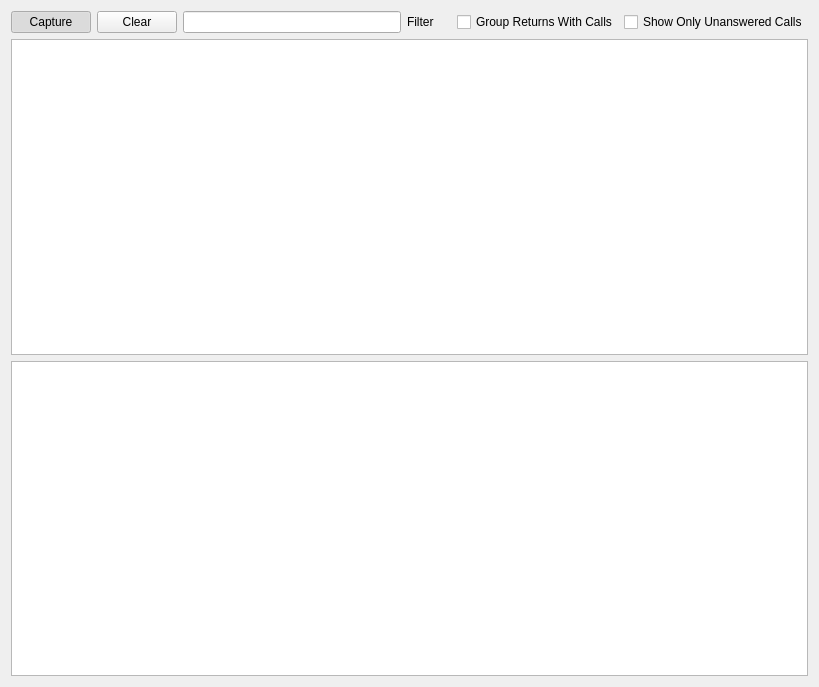
Before: the Qt Designer form utilities/analyzerpart/mainwidget.ui in KDE/dferry, drawn with Qt 5.
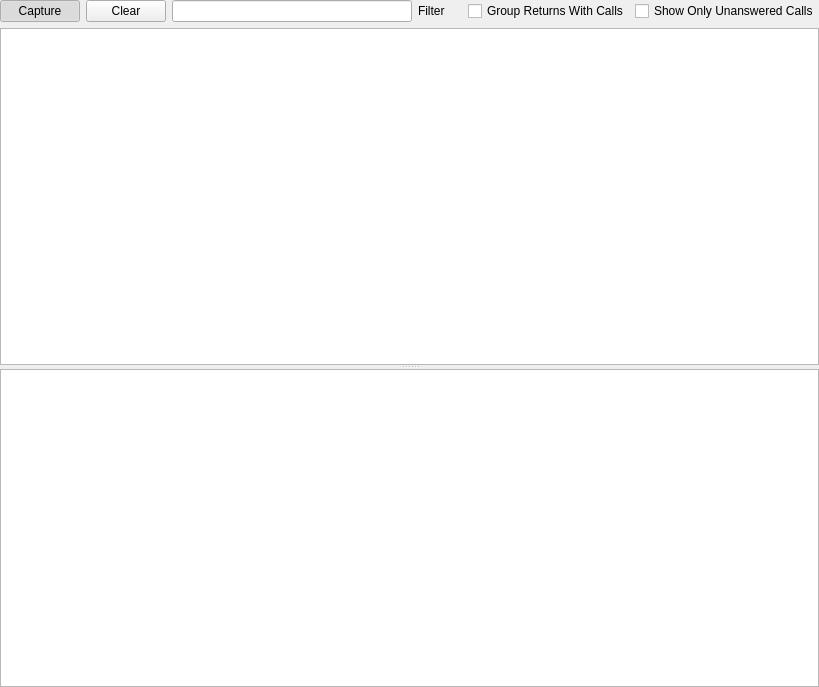
After: the same form once the commit is applied. Custom widgets are drawn as their Qt base class.

Commit message:
Prettify the analyzer UI.
- Use a splitter to separate message list and argument list
- Reduce the border width of the main window
- Disable the currently unused status bar

```diff
--- a/utilities/analyzerpart/mainwidget.ui
+++ b/utilities/analyzerpart/mainwidget.ui
@@ -13,6 +13,19 @@
   <property name="windowTitle">
    <string>Form</string>
   </property>
+  <layout class="QVBoxLayout" name="verticalLayout_2">
+   <property name="margin">
+    <number>0</number>
+   </property>
+   <item>
+    <widget class="QSplitter" name="splitter">
+     <property name="lineWidth">
+      <number>0</number>
+     </property>
+     <property name="orientation">
+      <enum>Qt::Vertical</enum>
+     </property>
+     <widget class="QWidget" name="">
   <layout class="QVBoxLayout" name="verticalLayout">
    <item>
     <layout class="QHBoxLayout" name="horizontalLayout">
@@ -85,8 +98,10 @@
    <item>
     <widget class="QTreeView" name="messageList"/>
    </item>
-   <item>
+      </layout>
+     </widget>
     <widget class="QTreeView" name="argumentList"/>
+    </widget>
    </item>
   </layout>
  </widget>
```
Lines whose indentation alone changed are shown as unchanged. The commit also changes 1 other file.
